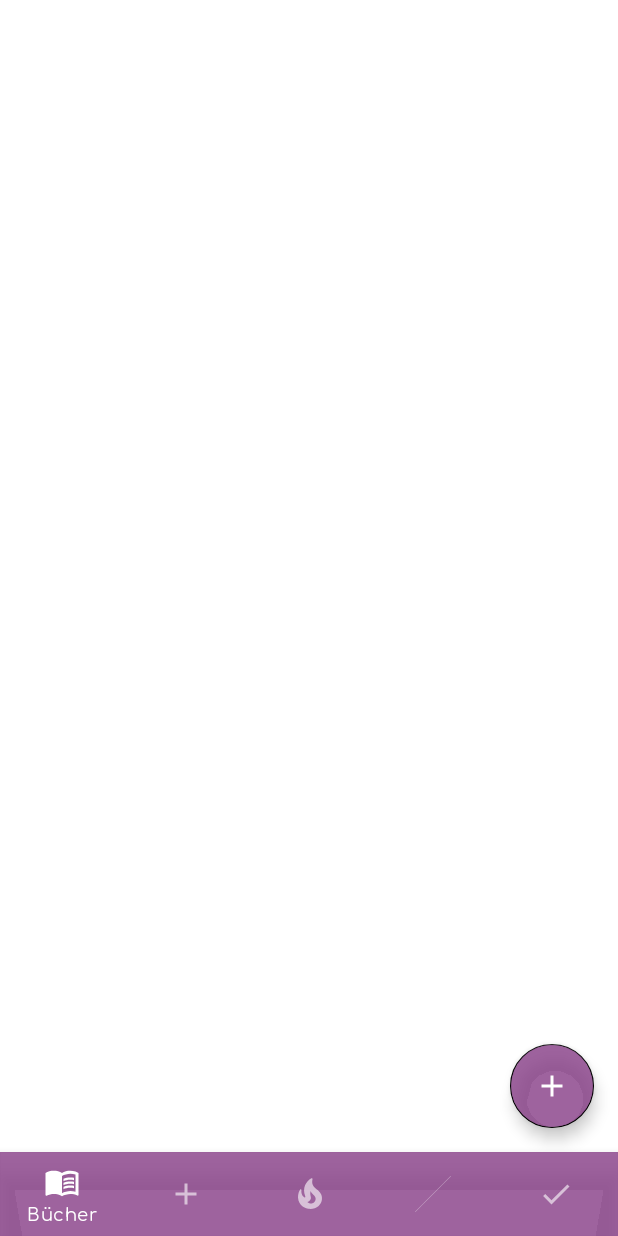
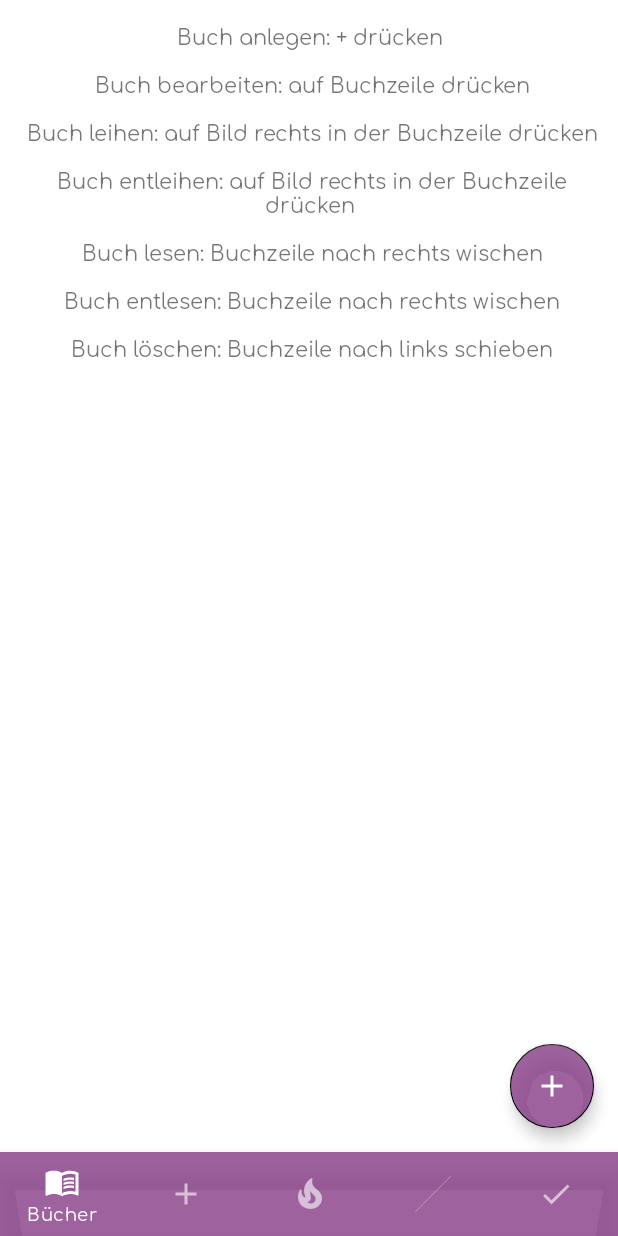
Before and after one commit to PatrickAbels8/mybooks, an Android app: the screen it shows after launch (MainActivity), on a phone screen of 412 x 824 dp. Run offline under Robolectric (Android 15) with nearby library versions, the phone set to English and light mode, and no system bars; libraries missing offline, so code that uses them is left out: it.xabaras.android.

Commit message:
safe delete

```diff
--- a/app/src/main/res/layout/fragment_books.xml
+++ b/app/src/main/res/layout/fragment_books.xml
@@ -4,12 +4,27 @@
     android:layout_height="match_parent"
     xmlns:app="http://schemas.android.com/apk/res-auto">
 
-    <androidx.recyclerview.widget.RecyclerView
-        android:id="@+id/recycler"
+    <ScrollView
         android:layout_width="match_parent"
-        android:layout_height="match_parent"
-        android:scrollbars="vertical"
-        android:layout_margin="4dp"/>
+        android:layout_height="match_parent">
+        <LinearLayout
+            android:layout_width="match_parent"
+            android:layout_height="match_parent"
+            android:orientation="vertical">
+            <androidx.recyclerview.widget.RecyclerView
+                android:id="@+id/recycler"
+                android:layout_width="match_parent"
+                android:layout_height="match_parent"
+                android:scrollbars="vertical"
+                android:layout_margin="4dp"/>
+            <TextView
+                android:layout_width="match_parent"
+                android:layout_height="wrap_content"
+                android:text="@string/information"
+                android:layout_margin="4dp"
+                android:gravity="center"/>
+        </LinearLayout>
+    </ScrollView>
 
     <com.google.android.material.floatingactionbutton.FloatingActionButton
         android:id="@+id/add"
--- a/app/src/main/res/values/strings.xml
+++ b/app/src/main/res/values/strings.xml
@@ -1,15 +1,31 @@
 <resources>
     <string name="app_name">Meine Bücher</string>
 
+    <!-- navigation -->
     <string name="title_books">Bücher</string>
     <string name="title_undone_unborrowed">Neu</string>
     <string name="title_undone_borrowed">Ausgeliehen</string>
     <string name="title_done_unborrowed">Gelesen</string>
     <string name="title_done_borrowed">Gel/Aus</string>
 
+    <!-- text -->
+    <string name="information">
+        Buch anlegen: + drücken\n\n
+        Buch bearbeiten: auf Buchzeile drücken\n\n
+        Buch leihen: auf Bild rechts in der Buchzeile drücken\n\n
+        Buch entleihen: auf Bild rechts in der Buchzeile drücken\n\n
+        Buch lesen: Buchzeile nach rechts wischen\n\n
+        Buch entlesen: Buchzeile nach rechts wischen\n\n
+        Buch löschen: Buchzeile nach links schieben\n
+    </string>
+    <string name="information_goto">
+        Zum Bearbeiten deiner Bücher gehe zur "Bücher"-Seite
+    </string>
+
     <!-- dialog -->
     <string name="dialog_header_new">Erstellen</string>
     <string name="dialog_header_edit">Bearbeiten</string>
+    <string name="dialog_header_delete">Wirklich löschen?</string>
     <string name="dialog_author">Autor</string>
     <string name="dialog_title">Titel</string>
     <string name="dialog_isbn">Nummer</string>
```
Also changed, not shown: app/src/main/java/com/example/tanjas_books/AnotherFragment.java (deleted, +0 -24 lines), app/src/main/java/com/example/tanjas_books/BooksFragment.java (+22 -3 lines), app/src/main/java/com/example/tanjas_books/DeleteDialog.java (added, +78 -0 lines), app/src/main/java/com/example/tanjas_books/OtherFragment.java (deleted, +0 -24 lines), app/src/main/res/layout/dialog_delete.xml (added, +88 -0 lines), app/src/main/res/layout/fragment_books_noaction.xml (+21 -5 lines).
